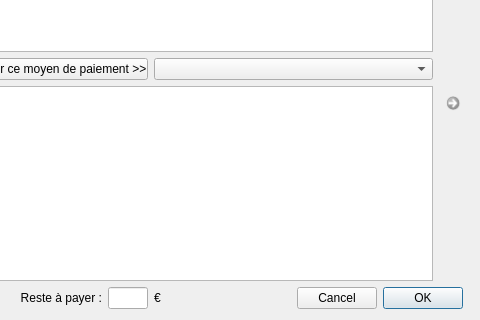
Above: f_paiement.ui from nivhg/ludopen before the change; both pictures show x 116 to 596 and y 183 to 503 of the 596 by 503 pixel window. Below: the same form after it.
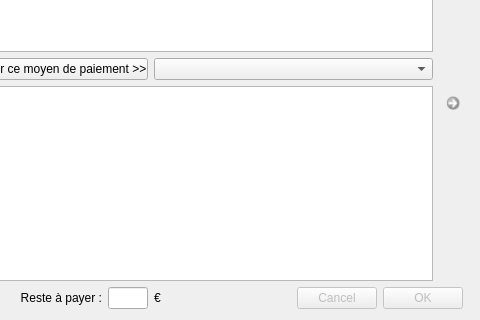
That is the form after the change. Icons and pictures are not drawn.

What changed in the file:
```diff
--- a/f_paiement.ui
+++ b/f_paiement.ui
@@ -200,6 +200,9 @@
      </item>
      <item row="5" column="6" colspan="3">
       <widget class="QDialogButtonBox" name="Bt_OK_Annuler">
+       <property name="enabled">
+        <bool>false</bool>
+       </property>
        <property name="layoutDirection">
         <enum>Qt::RightToLeft</enum>
        </property>
```
Left out of the diff: 3 changed lines with no effect on the pictures.
